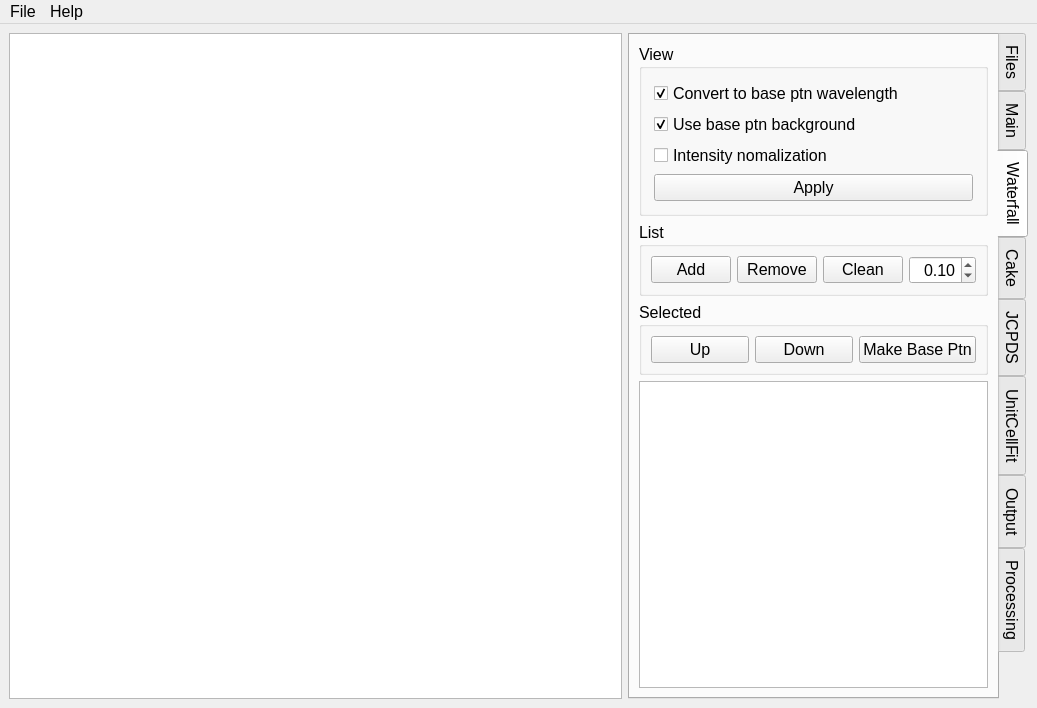
This is ui/pkpo-v.ui in SHDShim/PeakPo as Qt 5 draws it before an edit. The edited form follows.
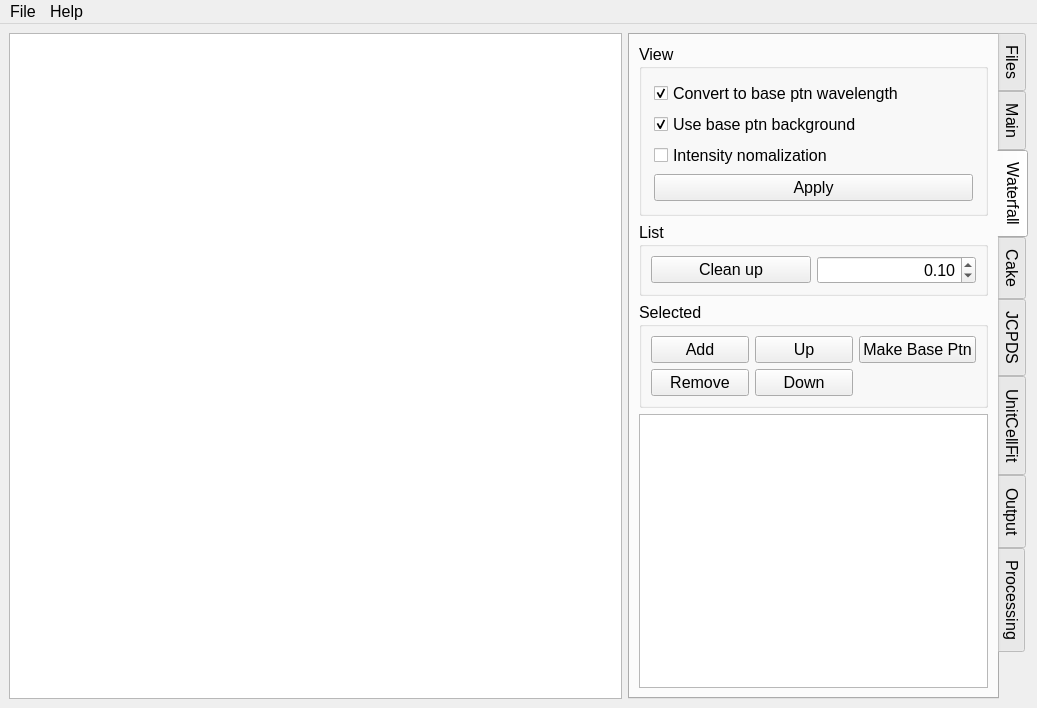
This is the edited form. The open tabs and pages were chosen to show the change. Custom widgets are drawn as their Qt base class.

Commit message: table widgets adjustments for new ui

```diff
--- a/ui/pkpo-v.ui
+++ b/ui/pkpo-v.ui
@@ -1268,41 +1268,6 @@
            <bool>true</bool>
           </property>
           <layout class="QHBoxLayout" name="horizontalLayout_4">
-           <item>
-            <widget class="QPushButton" name="pushButton_AddPatterns">
-             <property name="sizePolicy">
-              <sizepolicy hsizetype="Preferred" vsizetype="Fixed">
-               <horstretch>0</horstretch>
-               <verstretch>0</verstretch>
-              </sizepolicy>
-             </property>
-             <property name="font">
-              <font>
-               <family>Helvetica</family>
-               <pointsize>12</pointsize>
-               <weight>50</weight>
-               <italic>false</italic>
-               <bold>false</bold>
-              </font>
-             </property>
-             <property name="text">
-              <string>Add</string>
-             </property>
-            </widget>
-           </item>
-           <item>
-            <widget class="QPushButton" name="pushButton_RemovePatterns">
-             <property name="sizePolicy">
-              <sizepolicy hsizetype="Preferred" vsizetype="Fixed">
-               <horstretch>0</horstretch>
-               <verstretch>0</verstretch>
-              </sizepolicy>
-             </property>
-             <property name="text">
-              <string>Remove</string>
-             </property>
-            </widget>
-           </item>
            <item>
             <widget class="QPushButton" name="pushButton_CleanPatterns">
              <property name="sizePolicy">
@@ -1321,7 +1286,7 @@
               </font>
              </property>
              <property name="text">
-              <string>Clean</string>
+              <string>Clean up</string>
              </property>
             </widget>
            </item>
@@ -1376,34 +1341,8 @@
           <property name="flat">
            <bool>true</bool>
           </property>
-          <layout class="QHBoxLayout" name="horizontalLayout_2">
-           <item>
-            <widget class="QPushButton" name="pushButton_UpPattern">
-             <property name="sizePolicy">
-              <sizepolicy hsizetype="Preferred" vsizetype="Fixed">
-               <horstretch>0</horstretch>
-               <verstretch>0</verstretch>
-              </sizepolicy>
-             </property>
-             <property name="text">
-              <string>Up</string>
-             </property>
-            </widget>
-           </item>
-           <item>
-            <widget class="QPushButton" name="pushButton_DownPattern">
-             <property name="sizePolicy">
-              <sizepolicy hsizetype="Preferred" vsizetype="Fixed">
-               <horstretch>0</horstretch>
-               <verstretch>0</verstretch>
-              </sizepolicy>
-             </property>
-             <property name="text">
-              <string>Down</string>
-             </property>
-            </widget>
-           </item>
-           <item>
+          <layout class="QGridLayout" name="gridLayout_12">
+           <item row="0" column="2">
             <widget class="QPushButton" name="pushButton_MakeBasePtn">
              <property name="sizePolicy">
               <sizepolicy hsizetype="Preferred" vsizetype="Fixed">
@@ -1416,6 +1355,67 @@
              </property>
             </widget>
            </item>
+           <item row="0" column="1">
+            <widget class="QPushButton" name="pushButton_UpPattern">
+             <property name="sizePolicy">
+              <sizepolicy hsizetype="Preferred" vsizetype="Fixed">
+               <horstretch>0</horstretch>
+               <verstretch>0</verstretch>
+              </sizepolicy>
+             </property>
+             <property name="text">
+              <string>Up</string>
+             </property>
+            </widget>
+           </item>
+           <item row="1" column="1">
+            <widget class="QPushButton" name="pushButton_DownPattern">
+             <property name="sizePolicy">
+              <sizepolicy hsizetype="Preferred" vsizetype="Fixed">
+               <horstretch>0</horstretch>
+               <verstretch>0</verstretch>
+              </sizepolicy>
+             </property>
+             <property name="text">
+              <string>Down</string>
+             </property>
+            </widget>
+           </item>
+           <item row="0" column="0">
+            <widget class="QPushButton" name="pushButton_AddPatterns">
+             <property name="sizePolicy">
+              <sizepolicy hsizetype="Preferred" vsizetype="Fixed">
+               <horstretch>0</horstretch>
+               <verstretch>0</verstretch>
+              </sizepolicy>
+             </property>
+             <property name="font">
+              <font>
+               <family>Helvetica</family>
+               <pointsize>12</pointsize>
+               <weight>50</weight>
+               <italic>false</italic>
+               <bold>false</bold>
+              </font>
+             </property>
+             <property name="text">
+              <string>Add</string>
+             </property>
+            </widget>
+           </item>
+           <item row="1" column="0">
+            <widget class="QPushButton" name="pushButton_RemovePatterns">
+             <property name="sizePolicy">
+              <sizepolicy hsizetype="Preferred" vsizetype="Fixed">
+               <horstretch>0</horstretch>
+               <verstretch>0</verstretch>
+              </sizepolicy>
+             </property>
+             <property name="text">
+              <string>Remove</string>
+             </property>
+            </widget>
+           </item>
           </layout>
          </widget>
         </item>
```
Left out of the diff: 136 changed lines with no effect on the pictures. The commit also changes 2 other files.
